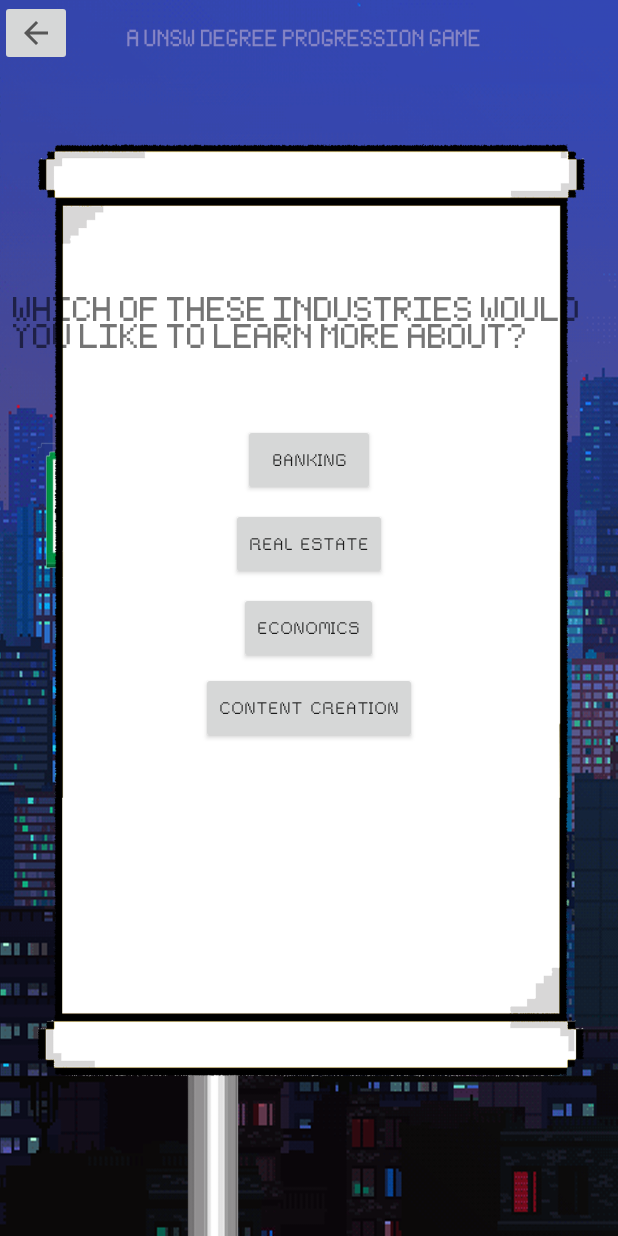
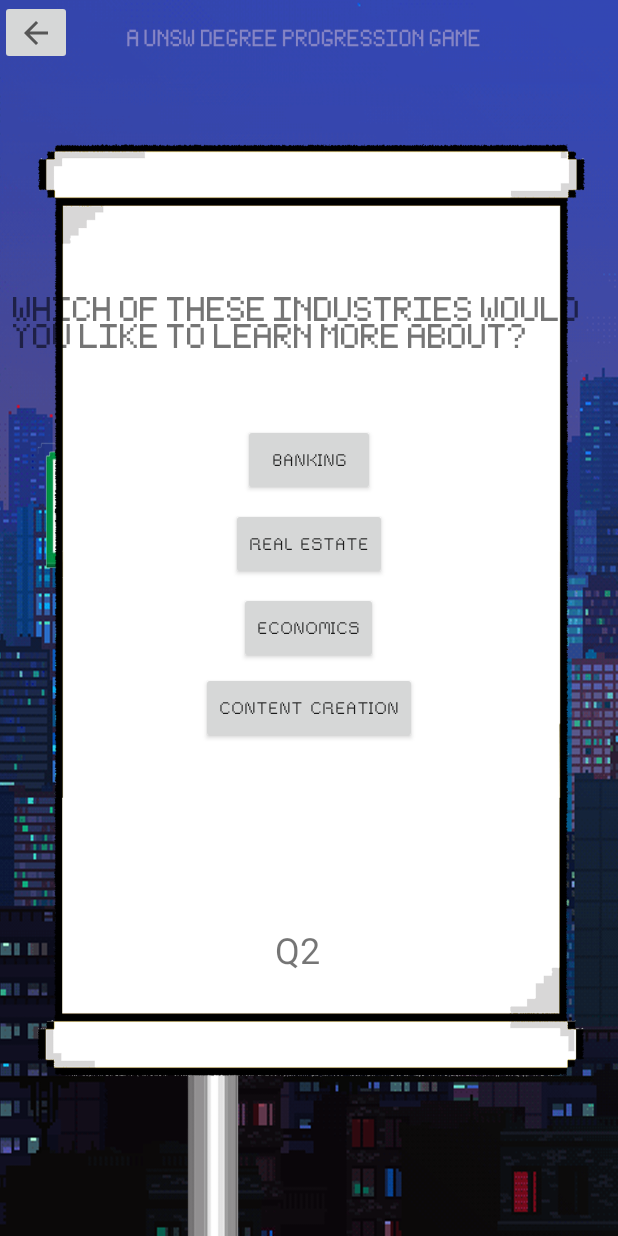
Before and after one commit to cindyhn/UniverCityApp, an Android app: the QuizActivity screen opened directly, with no data from a screen before it, after a tap on "PEOPLE PERSON", on a phone screen of 412 x 824 dp. Run offline under Robolectric (Android 15) with nearby library versions, the phone set to English and light mode, and no system bars.

Commit message:
question counter added

```diff
--- a/app/src/main/java/com/example/univercityapp/ProgressionActivity.java
+++ b/app/src/main/java/com/example/univercityapp/ProgressionActivity.java
@@ -14,8 +14,8 @@ import java.util.ArrayList;
 public class ProgressionActivity extends AppCompatActivity {
 
 
-    private ArrayList<Integer> week = new ArrayList<>();
-    private ArrayList<Integer> date = new ArrayList<>();
+    private ArrayList<String> week = new ArrayList<>();
+    private ArrayList<String> date = new ArrayList<>();
     private ArrayList<String> month = new ArrayList<>();
     private ArrayList<String> lecture = new ArrayList<>();
     private ArrayList<String> lab = new ArrayList<>();
--- a/app/src/main/java/com/example/univercityapp/QuestionLibrary.java
+++ b/app/src/main/java/com/example/univercityapp/QuestionLibrary.java
@@ -10,7 +10,7 @@ public class QuestionLibrary {
             "In a career, you are most interested in what?",
             "When making decisions, what crosses your mind?",
             "What appeals to you most from the following?",
-            "What do you like in your work day?"
+           "What do you like in your work day?"
 
 
 
@@ -24,7 +24,7 @@ public class QuestionLibrary {
             {"keeping up with trends in an exciting market", "setting the teams direction", "being able to apply your knowledge across multiple  markets and industries", "self-employment"},
             {"best outcome for yourself", "reviewing and assessing all available information", "the needs of others affected", "researching and analysing a range of information"},
             {"numbers", "theory", "real-world application", "design"},
-            {"routine", "excitement", "different environments", "No preference"},
+            {"routine", "excitement", "different environments", "No preference"}
 
 
     };
--- a/app/src/main/java/com/example/univercityapp/QuizActivity.java
+++ b/app/src/main/java/com/example/univercityapp/QuizActivity.java
@@ -12,7 +12,7 @@ public class QuizActivity extends AppCompatActivity {
     public QuestionLibrary questionLibrary = new QuestionLibrary();
 
 
-    public TextView tvQuizQuestion;
+    public TextView tvQuizQuestion, tvQuizCount, tvQuizCounter;
     public Button btQuizAnswer1;
     public Button btQuizAnswer2;
     public Button btQuizAnswer3;
@@ -33,6 +33,7 @@ public class QuizActivity extends AppCompatActivity {
     public String taxationAnswer;
 
 
+    public int questionCounter = 1;
 
     public int questionNumber = 0;
 
@@ -48,7 +49,13 @@ public class QuizActivity extends AppCompatActivity {
         btQuizAnswer3 = findViewById(R.id.btQuizAnswer3);
         btQuizAnswer4 = findViewById(R.id.btQuizAnswer4);
 
+       tvQuizCount = findViewById(R.id.tvQuizCount);
+       tvQuizCounter = findViewById(R.id.tvQuizCounter);
+
+
         updateQuestion();
+
+
 
         btQuizAnswer1.setOnClickListener(new View.OnClickListener() {
             @Override
@@ -128,6 +135,7 @@ public class QuizActivity extends AppCompatActivity {
 
 
                 updateQuestion();
+        //        tvQuizCount.setText(questionNumber);
 
 
             }
@@ -213,6 +221,7 @@ public class QuizActivity extends AppCompatActivity {
                 }
 
                 updateQuestion();
+         //       tvQuizCount.setText(questionNumber);
 
 
             }
@@ -297,7 +306,9 @@ public class QuizActivity extends AppCompatActivity {
 
                 }
 
+
                 updateQuestion();
+         //       tvQuizCount.setText(questionNumber);
 
 
             }
@@ -383,6 +394,7 @@ public class QuizActivity extends AppCompatActivity {
                 }
 
                 updateQuestion();
+            //    tvQuizCount.setText(questionNumber);
 
 
             }
@@ -395,7 +407,9 @@ public class QuizActivity extends AppCompatActivity {
 
 
 
+
     public void updateQuestion() {
+        tvQuizCount.setText(Integer.toString(questionCounter));
         tvQuizQuestion.setText(questionLibrary.getQuestion(questionNumber));
         btQuizAnswer1.setText(questionLibrary.getChoice1(questionNumber));
         btQuizAnswer2.setText(questionLibrary.getChoice2(questionNumber));
@@ -414,13 +428,21 @@ public class QuizActivity extends AppCompatActivity {
        realEstateAnswer = questionLibrary.getRealEstateAnswers(questionNumber);
        taxationAnswer = questionLibrary.getTaxationAnswers(questionNumber);
 
+        if(questionNumber < 7) {
+            questionCounter++;
+        }
 
         if(questionNumber == 7) {
             QuizActivity.this.finish();
             Intent myIntent = new Intent(getBaseContext(), PostQuizActivity.class);
             startActivity(myIntent);
         }
+
+
+
         questionNumber++;
+
+       // tvQuizCount.setText(questionCounter);
 
     }
 
@@ -428,10 +450,10 @@ public class QuizActivity extends AppCompatActivity {
 
     }
 
-    public void launchPostQuizScreen(View v) {
-        Intent myIntent = new Intent(getBaseContext(), PostQuizActivity.class);
-        startActivity(myIntent);
-    }
+//    public void launchPostQuizScreen(View v) {
+//        Intent myIntent = new Intent(getBaseContext(), PostQuizActivity.class);
+//        startActivity(myIntent);
+//    }
 
     public void launchHomeScreen(View v) {
         Intent myIntent = new Intent(getBaseContext(), HomeActivity.class);
--- a/app/src/main/java/com/example/univercityapp/RecyclerViewAdapter.java
+++ b/app/src/main/java/com/example/univercityapp/RecyclerViewAdapter.java
@@ -11,10 +11,10 @@ import java.util.ArrayList;
 
 public class RecyclerViewAdapter extends RecyclerView.Adapter<RecyclerViewAdapter.ViewHolder> {
 
-    private ArrayList<Integer> week, date;
+    private ArrayList<String> week, date;
     private ArrayList<String> month, lecture, lab;
 
-    public RecyclerViewAdapter(ArrayList<Integer> week, ArrayList<Integer> date, ArrayList<String> month,
+    public RecyclerViewAdapter(ArrayList<String> week, ArrayList<String> date, ArrayList<String> month,
                                ArrayList<String> lecture, ArrayList<String> lab, ProgressionActivity progressionActivity) {
         this.week = week;
         this.date = date;
--- a/app/src/main/res/layout/activity_goal_wam.xml
+++ b/app/src/main/res/layout/activity_goal_wam.xml
@@ -64,7 +64,7 @@
         android:layout_marginStart="115dp"
         android:layout_marginTop="26dp"
         android:layout_marginEnd="115dp"
-        android:text="Add Current Subject"
+        android:text="Add Current lecture"
         app:layout_constraintEnd_toEndOf="parent"
         app:layout_constraintStart_toStartOf="parent"
         app:layout_constraintTop_toBottomOf="@+id/etCurrentSubjects" />
@@ -87,7 +87,7 @@
         android:layout_marginStart="176dp"
         android:layout_marginTop="46dp"
         android:layout_marginEnd="176dp"
-        android:text="Average mark required per current subject"
+        android:text="Average mark required per current lecture"
         app:layout_constraintEnd_toEndOf="parent"
         app:layout_constraintStart_toStartOf="parent"
         app:layout_constraintTop_toBottomOf="@+id/listView" />
--- a/app/src/main/res/layout/activity_quiz.xml
+++ b/app/src/main/res/layout/activity_quiz.xml
@@ -11,13 +11,16 @@
     <ImageButton
         android:id="@+id/ibGoToHome2"
         android:layout_width="wrap_content"
-        android:layout_height="wrap_content"
+        android:layout_height="43dp"
         android:onClick="launchHomeScreen"
-        app:layout_constraintEnd_toEndOf="@+id/imageView2"
-        app:layout_constraintHorizontal_bias="0.0"
-        app:layout_constraintStart_toStartOf="@+id/imageView2"
-        app:layout_constraintTop_toBottomOf="@+id/btQuizAnswer4"
+        app:layout_constraintStart_toStartOf="parent"
+        app:layout_constraintTop_toTopOf="parent"
         app:srcCompat="?attr/homeAsUpIndicator" />
+        <!--app:layout_constraintEnd_toEndOf="@+id/imageView2"-->
+        <!--app:layout_constraintHorizontal_bias="0.0"-->
+        <!--app:layout_constraintStart_toStartOf="@+id/imageView2"-->
+        <!--app:layout_constraintTop_toBottomOf="@+id/btQuizAnswer4"-->
+
 
     <LinearLayout
         android:id="@+id/linearLayout"
@@ -39,11 +42,13 @@
 
             <ImageView
                 android:id="@+id/imageView2"
-                android:layout_width="wrap_content"
-                android:layout_height="wrap_content"
-                app:srcCompat="@drawable/scrollbg"
-                tools:layout_editor_absoluteX="0dp"
-                tools:layout_editor_absoluteY="0dp" />
+                android:layout_width="395dp"
+                android:layout_height="715dp"
+                app:layout_constraintBottom_toBottomOf="parent"
+                app:layout_constraintEnd_toEndOf="parent"
+                app:layout_constraintStart_toStartOf="parent"
+                app:layout_constraintTop_toTopOf="parent"
+                app:srcCompat="@drawable/scrollbg" />
 
 
             <TextView
@@ -112,6 +117,35 @@
                 app:layout_constraintTop_toBottomOf="@+id/btQuizAnswer3"
                 app:layout_constraintVertical_bias="0.0" />
 
+            <TextView
+                android:id="@+id/tvQuizCounter"
+                android:layout_width="wrap_content"
+                android:layout_height="wrap_content"
+                android:layout_marginTop="8dp"
+                android:layout_marginBottom="8dp"
+                android:text="Q"
+                android:textSize="24sp"
+                android:visibility="visible"
+                app:layout_constraintBottom_toBottomOf="@+id/imageView2"
+                app:layout_constraintEnd_toEndOf="parent"
+                app:layout_constraintHorizontal_bias="0.461"
+                app:layout_constraintStart_toStartOf="parent"
+                app:layout_constraintTop_toBottomOf="@+id/btQuizAnswer4"
+                tools:visibility="visible" />
+
+            <TextView
+                android:id="@+id/tvQuizCount"
+                android:layout_width="wrap_content"
+                android:layout_height="wrap_content"
+                android:layout_marginTop="8dp"
+                android:layout_marginBottom="8dp"
+                android:text="0"
+                android:textSize="24sp"
+                app:layout_constraintBottom_toBottomOf="@+id/imageView2"
+                app:layout_constraintEnd_toEndOf="parent"
+                app:layout_constraintStart_toStartOf="parent"
+                app:layout_constraintTop_toBottomOf="@+id/btQuizAnswer4" />
+
         </android.support.constraint.ConstraintLayout>
     </LinearLayout>
 </android.support.constraint.ConstraintLayout>
--- a/app/src/main/res/layout/layout_list.xml
+++ b/app/src/main/res/layout/layout_list.xml
@@ -71,7 +71,7 @@
             android:text="month" />
 
         <TextView
-            android:id="@+id/textView"
+            android:id="@+id/lecture2"
             android:layout_width="wrap_content"
             android:layout_height="wrap_content"
             android:layout_alignParentStart="true"
```
Also changed, not shown: app/src/main/java/com/example/univercityapp/Offerings.java (+19 -17 lines).
